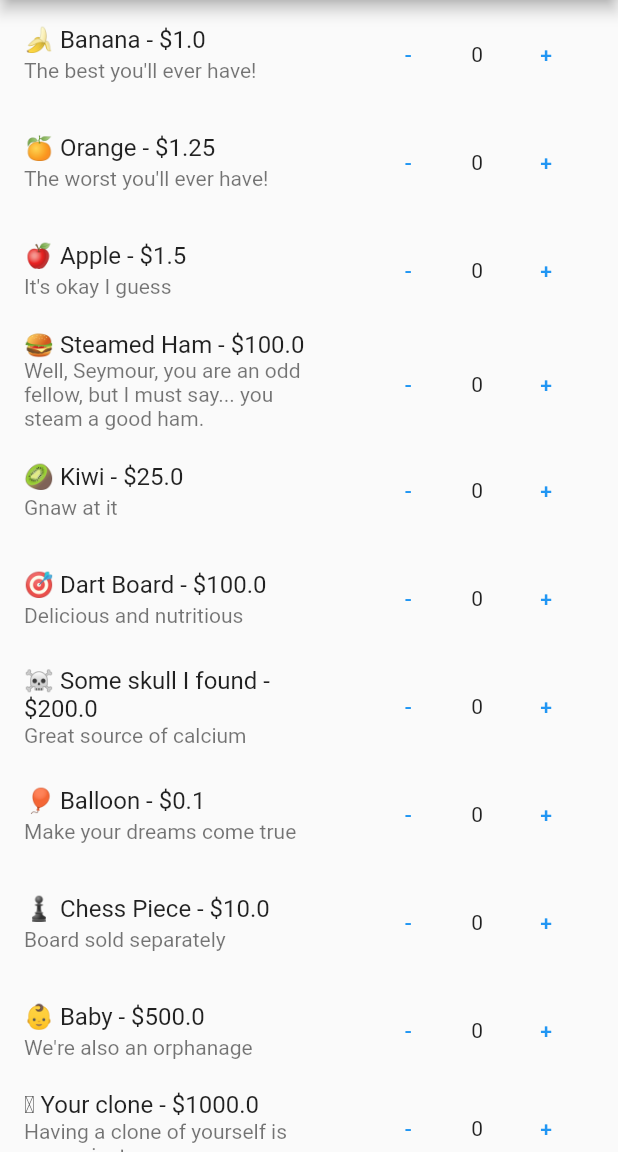
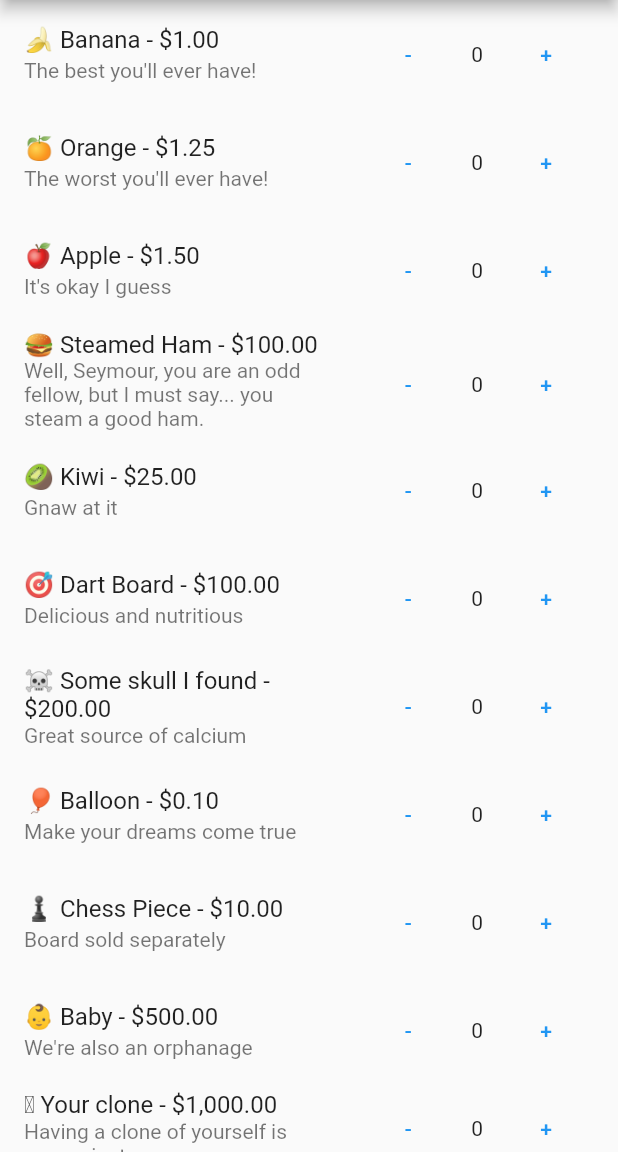
Before and after one commit to NEVED123/DartStoreApp, a Flutter app: the screen it shows after launch, on a phone screen of 412 x 824 dp, the part 84-1236 px from its top. Run offline on Flutter 3.47's test engine with Material 2 defaults, Android fonts, the phone set to English and light mode, and no system bars.

Commit message:
fixed money formatting

```diff
--- /dev/null
+++ b/lib/constant/currency_format.dart
@@ -0,0 +1,9 @@
+import 'package:intl/intl.dart';
+
+class Format {
+  static final money = NumberFormat("#,##0.00", "en_US");
+
+  static String toMoney(double dollars) {
+    return '\$${money.format(dollars)}';
+  }
+}
--- a/lib/home.dart
+++ b/lib/home.dart
@@ -2,6 +2,7 @@ import 'package:flutter/material.dart';
 import 'api/store.dart';
 import 'api/saleitem.dart';
 import 'cart.dart';
+import 'constant/currency_format.dart';
 
 class Home extends StatefulWidget {
   const Home({super.key});
@@ -38,7 +39,7 @@ class HomeState extends State<Home> {
 
   Widget _getShoppingTile(SaleItem saleItem) {
     return ListTile(
-        title: Text('${saleItem.itemName} - \$${saleItem.price}'),
+        title: Text('${saleItem.itemName} - ${Format.toMoney(saleItem.price)}'),
         subtitle: Text(saleItem.desc),
         trailing: Row(mainAxisSize: MainAxisSize.min, children: <Widget>[
           TextButton(
--- a/pubspec.yaml
+++ b/pubspec.yaml
@@ -39,6 +39,7 @@ dependencies:
 dev_dependencies:
   flutter_test:
     sdk: flutter
+  intl: ^0.18.1
 
   # The "flutter_lints" package below contains a set of recommended lints to
   # encourage good coding practices. The lint set provided by the package is
```
Also changed, not shown: lib/cart.dart (+5 -4 lines), pubspec.lock.
